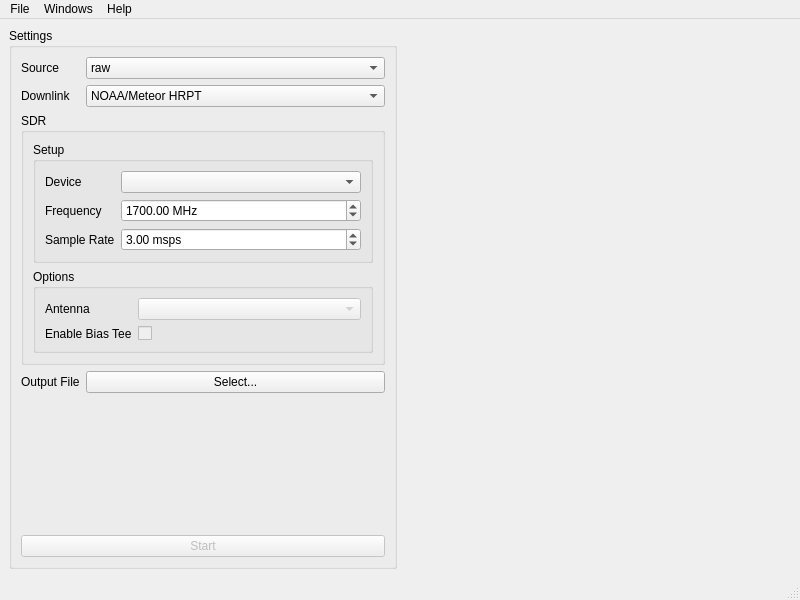
First picture: the form in src/qt/mainwindow.ui, repository Xerbo/LeanHRPT-Demod, before the edit.
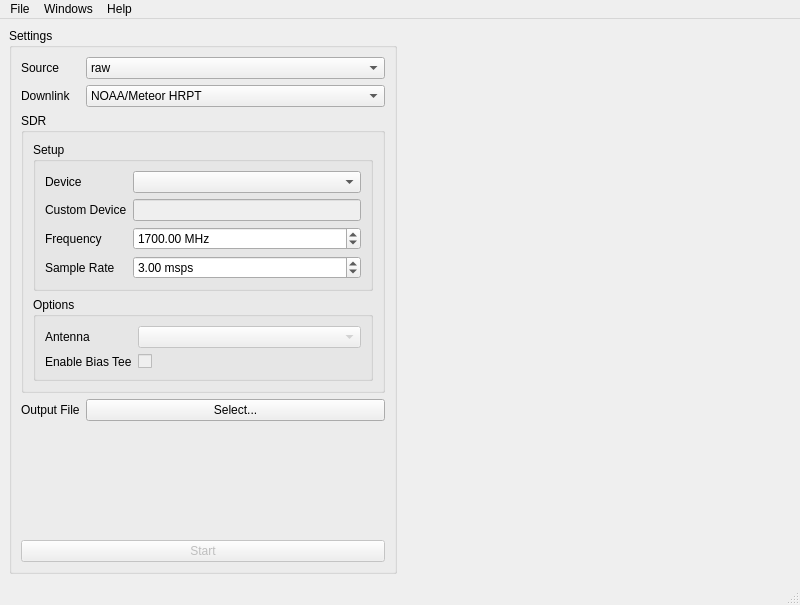
Second picture: the form after the edit. The open tabs and pages were chosen to show the change. Icons and pictures are not drawn. Custom widgets are drawn as their Qt base class.

Commit message: Support custom SoapySDR device strings

```diff
--- a/src/qt/mainwindow.ui
+++ b/src/qt/mainwindow.ui
@@ -7,7 +7,7 @@
     <x>0</x>
     <y>0</y>
     <width>800</width>
-    <height>600</height>
+    <height>605</height>
    </rect>
   </property>
   <property name="windowTitle">
@@ -304,7 +304,7 @@
                    </property>
                   </widget>
                  </item>
-                 <item row="1" column="1">
+                 <item row="2" column="1">
                   <widget class="QDoubleSpinBox" name="frequency">
                    <property name="sizePolicy">
                     <sizepolicy hsizetype="Expanding" vsizetype="Fixed">
@@ -333,14 +333,14 @@
                    </property>
                   </widget>
                  </item>
-                 <item row="1" column="0">
+                 <item row="2" column="0">
                   <widget class="QLabel" name="frequencyLabel">
                    <property name="text">
                     <string>Frequency</string>
                    </property>
                   </widget>
                  </item>
-                 <item row="2" column="1">
+                 <item row="3" column="1">
                   <widget class="QDoubleSpinBox" name="sdrSampleRate">
                    <property name="sizePolicy">
                     <sizepolicy hsizetype="Expanding" vsizetype="Fixed">
@@ -362,13 +362,27 @@
                    </property>
                   </widget>
                  </item>
-                 <item row="2" column="0">
+                 <item row="3" column="0">
                   <widget class="QLabel" name="sdrSampleRateLabel">
                    <property name="text">
                     <string>Sample Rate</string>
                    </property>
                   </widget>
                  </item>
+                 <item row="1" column="0">
+                  <widget class="QLabel" name="customDeviceLabel">
+                   <property name="text">
+                    <string>Custom Device</string>
+                   </property>
+                  </widget>
+                 </item>
+                 <item row="1" column="1">
+                  <widget class="QLineEdit" name="customDevice">
+                   <property name="enabled">
+                    <bool>false</bool>
+                   </property>
+                  </widget>
+                 </item>
                 </layout>
                </widget>
               </item>
```
The commit also changes 2 other files.
